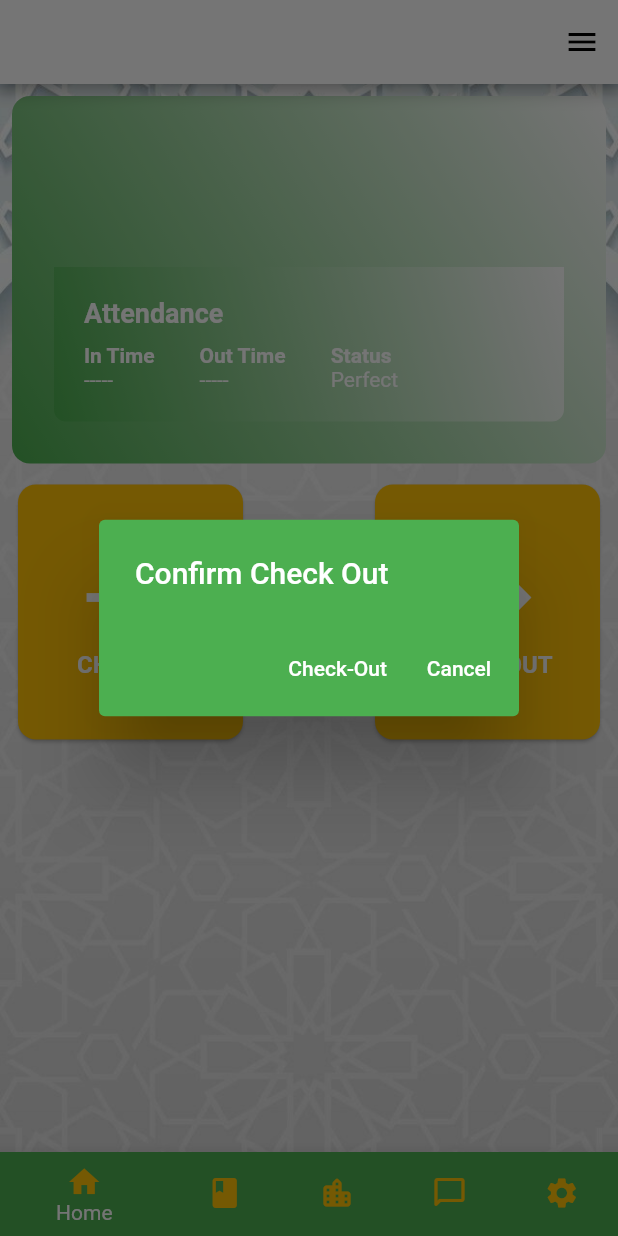
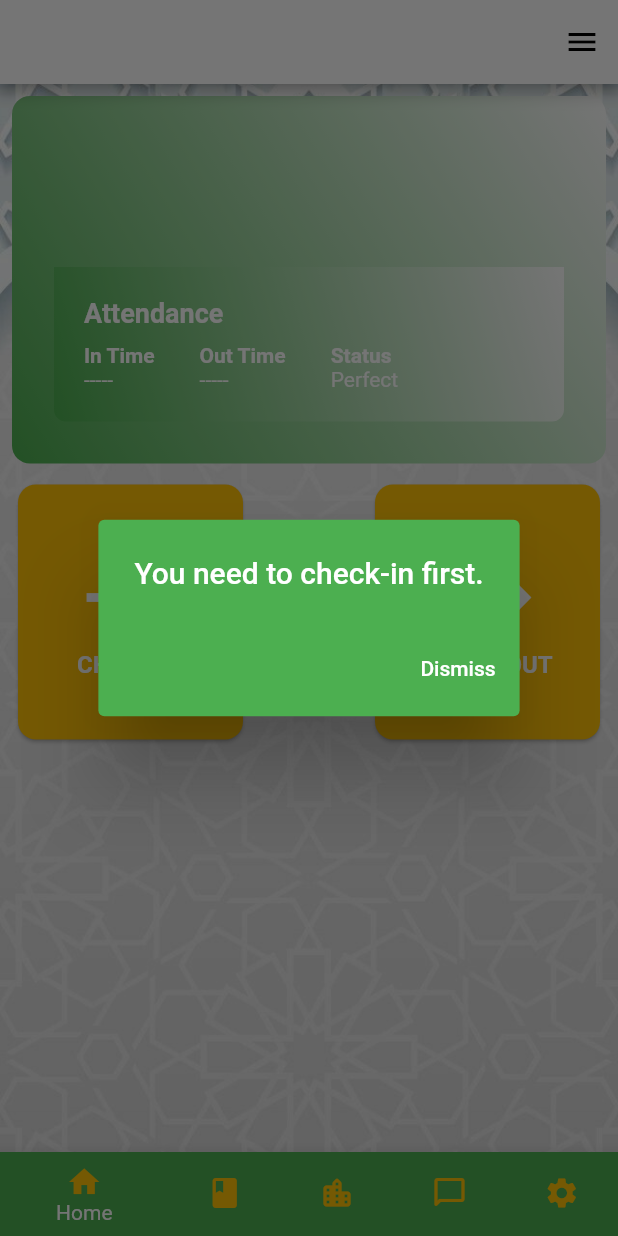
Before and after one commit to Mrashoo24/hudur, a Flutter app: the Home screen opened directly with empty values, after a tap on "CHECK OUT", on a phone screen of 412 x 824 dp. Run offline on Flutter 3.47's test engine with Material 2 defaults, Android fonts, the phone set to English and light mode, and no system bars; our stand-ins replace flutter_countdown_timer, fluttertoast.

Commit message:
check-in-bug-fixed

```diff
--- a/lib/Screens/Home/home.dart
+++ b/lib/Screens/Home/home.dart
@@ -228,9 +228,37 @@ class _HomeState extends State<Home> {
                     ),
                   ),
                   onTap: () {
-                    _inTime = DateFormat('hh:mm a').format(DateTime.now());
-                    _inDate = DateFormat('dd-MM-yyyy').format(DateTime.now());
-                    showDialog(
+                    if (_isCheckedIn) {
+                      showDialog(
+                          context: context,
+                          builder: (ctx) {
+                            return AlertDialog(
+                              backgroundColor: Colors.green,
+                              title: const Text(
+                                'You have already checked-in.',
+                                style: TextStyle(
+                                  color: Colors.white,
+                                ),
+                              ),
+                              actions: [
+                                TextButton(
+                                  onPressed: () {
+                                    Navigator.of(context).pop();
+                                  },
+                                  child: const Text(
+                                    'Dismiss',
+                                    style: TextStyle(
+                                      color: Colors.white,
+                                    ),
+                                  ),
+                                ),
+                              ],
+                            );
+                          });
+                    } else {
+                      _inTime = DateFormat('hh:mm a').format(DateTime.now());
+                      _inDate = DateFormat('dd-MM-yyyy').format(DateTime.now());
+                      showDialog(
                         context: context,
                         builder: (ctx) {
                           return AlertDialog(
@@ -276,7 +304,9 @@ class _HomeState extends State<Home> {
                               )
                             ],
                           );
-                        });
+                        },
+                      );
+                    }
                   },
                 ),
                 InkWell(
@@ -308,9 +338,38 @@ class _HomeState extends State<Home> {
                     ),
                   ),
                   onTap: () {
-                    _outTime = DateFormat('hh:mm a').format(DateTime.now());
-                    _outDate = DateFormat('dd-MM-yyyy').format(DateTime.now());
-                    showDialog(
+                    if (!_isCheckedIn) {
+                      showDialog(
+                          context: context,
+                          builder: (ctx) {
+                            return AlertDialog(
+                              backgroundColor: Colors.green,
+                              title: const Text(
+                                'You need to check-in first.',
+                                style: TextStyle(
+                                  color: Colors.white,
+                                ),
+                              ),
+                              actions: [
+                                TextButton(
+                                  onPressed: () {
+                                    Navigator.of(context).pop();
+                                  },
+                                  child: const Text(
+                                    'Dismiss',
+                                    style: TextStyle(
+                                      color: Colors.white,
+                                    ),
+                                  ),
+                                ),
+                              ],
+                            );
+                          });
+                    } else {
+                      _outTime = DateFormat('hh:mm a').format(DateTime.now());
+                      _outDate =
+                          DateFormat('dd-MM-yyyy').format(DateTime.now());
+                      showDialog(
                         context: context,
                         builder: (ctx) {
                           return AlertDialog(
@@ -362,7 +421,9 @@ class _HomeState extends State<Home> {
                               )
                             ],
                           );
-                        });
+                        },
+                      );
+                    }
                   },
                 ),
               ],
```
